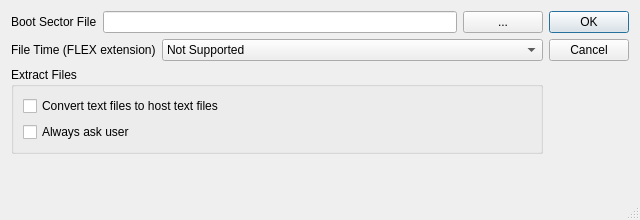
Qt form src/fpopt.ui (aladur/flexemu) before a commit.
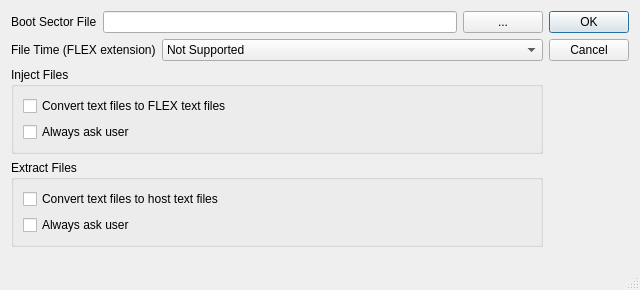
The same form after that commit.

Commit message:
flexplorer: New menu item to inject file(s)
- Optionally text files can be converted

Patch:
```diff
--- a/src/fpopt.ui
+++ b/src/fpopt.ui
@@ -10,7 +10,7 @@
     <x>0</x>
     <y>0</y>
     <width>640</width>
-    <height>220</height>
+    <height>290</height>
    </rect>
   </property>
   <property name="sizePolicy">
@@ -22,7 +22,7 @@
   <property name="minimumSize">
    <size>
     <width>640</width>
-    <height>220</height>
+    <height>290</height>
    </size>
   </property>
   <property name="maximumSize">
@@ -42,7 +42,7 @@
   </property>
   <layout class="QHBoxLayout" name="horizontalLayout_1">
    <item>
-    <layout class="QVBoxLayout" name="verticalLayout" stretch="0,0,0,0">
+    <layout class="QVBoxLayout" name="verticalLayout" stretch="0,0,0,0,0">
      <property name="spacing">
       <number>6</number>
      </property>
@@ -122,6 +122,29 @@
        </item>
       </layout>
      </item>
+     <item>
+      <widget class="QGroupBox" name="g_injectFiles">
+       <property name="title">
+        <string>Inject Files</string>
+       </property>
+       <layout class="QVBoxLayout" name="verticalLayout_3">
+        <item>
+         <widget class="QCheckBox" name="c_injectTextFileConvert">
+          <property name="text">
+           <string>Convert text files to FLEX text files</string>
+          </property>
+         </widget>
+        </item>
+        <item>
+         <widget class="QCheckBox" name="c_injectTextFileAskUser">
+          <property name="text">
+           <string>Always ask user</string>
+          </property>
+         </widget>
+        </item>
+       </layout>
+      </widget>
+     </item>
      <item>
       <widget class="QGroupBox" name="g_extractFiles">
        <property name="title">
```
The commit also changes 16 other files.
